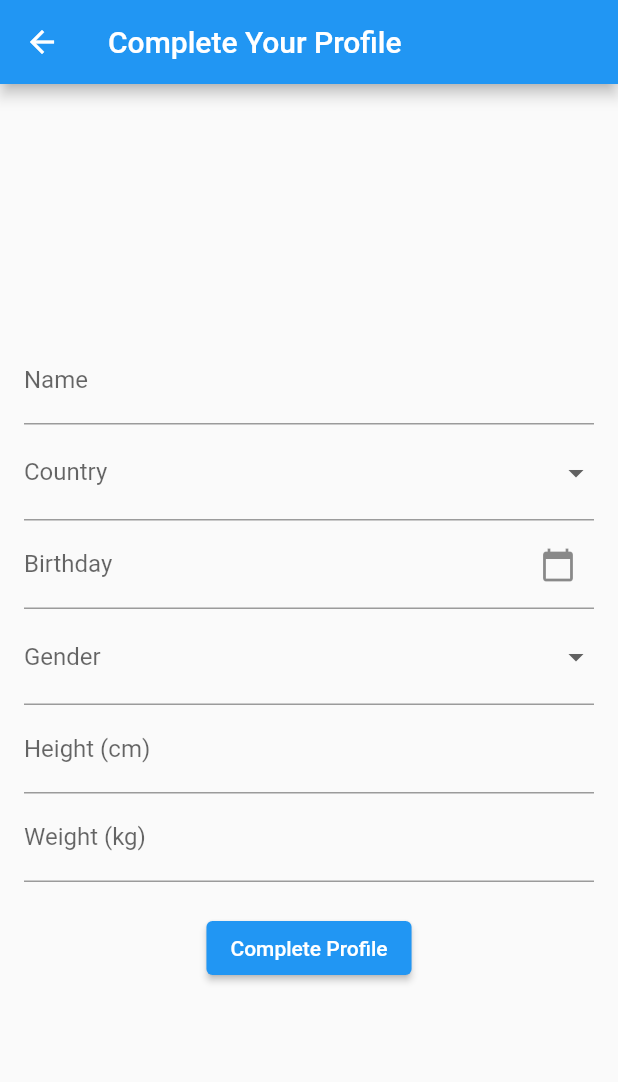
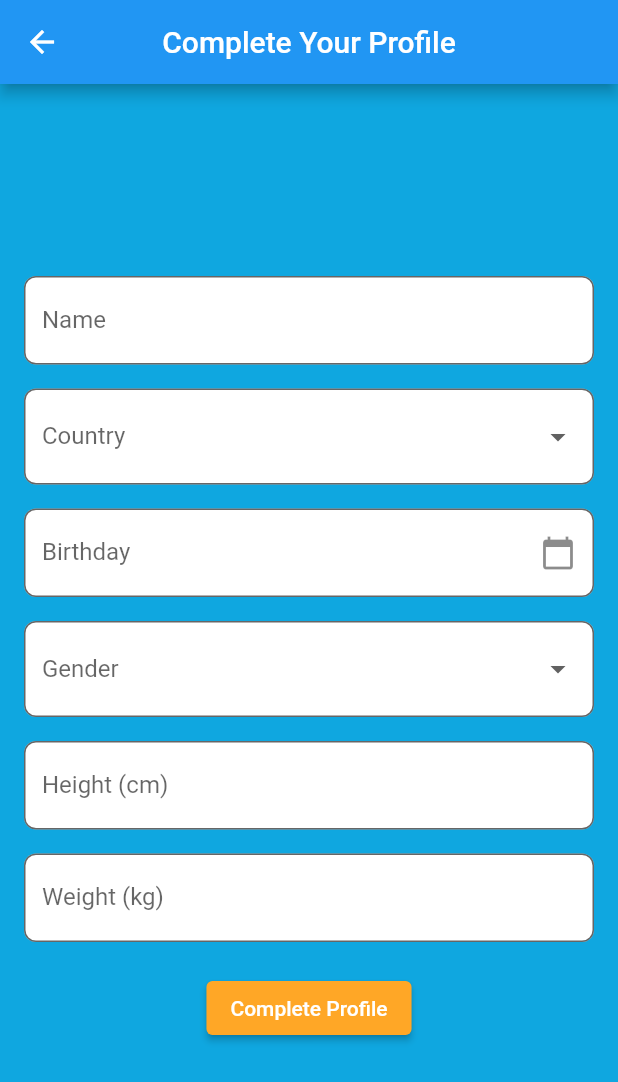
Before and after one commit to CSCI4100U/mobile-group-project-2023-kagmj, a Flutter app: the ProfileSetupScreen screen opened by its route, on a phone screen of 412 x 824 dp. Shown: the top 1082 px of the screen. Run offline on Flutter 3.47's test engine with Material 2 defaults, Android fonts, the phone set to English and light mode, and no system bars; our stand-ins replace cloud_firestore, firebase_auth, firebase_core, firebase_messaging, flutter_local_notifications, shared_preferences and 1 more; accounts and stored records are empty.

Commit message:
centered appbar content

```diff
--- a/lib/create_log.dart
+++ b/lib/create_log.dart
@@ -92,6 +92,7 @@ class _CreateLogScreenState extends State<CreateLogScreen> {
       appBar: AppBar(
         title: const Text('Create Log'),
         automaticallyImplyLeading: false,
+        centerTitle: true,
       ),
       body: Padding(
         padding: const EdgeInsets.all(16.0),
--- a/lib/home_screen.dart
+++ b/lib/home_screen.dart
@@ -133,7 +133,7 @@ class _HomeScreenState extends State<HomeScreen> {
     return <Widget>[
       _buildHomeScreen(),
       const Scaffold(body: CreateLogScreen()),
-      Scaffold(body: ProfileScreen()),
+      const Scaffold(body: ProfileScreen()),
     ];
   }
 
@@ -141,7 +141,7 @@ class _HomeScreenState extends State<HomeScreen> {
   Widget build(BuildContext context) {
     final widgetOptions = _buildWidgetOptions();
     return Scaffold(
-      appBar: _selectedIndex == 0 ? AppBar(title: const Text("Home"), automaticallyImplyLeading: false,) : null,
+      appBar: _selectedIndex == 0 ? AppBar(title: const Text("Home"), automaticallyImplyLeading: false, centerTitle: true,) : null,
       body: Center(
         child: widgetOptions.elementAt(_selectedIndex),
       ),
--- a/lib/main.dart
+++ b/lib/main.dart
@@ -51,9 +51,9 @@ class MyApp extends StatelessWidget {
       ),
       // Define routes to different screens
       routes: {
-        '/': (context) => LoginScreen(),
+        '/': (context) => const LoginScreen(),
         '/home': (context) => const HomeScreen(),
-        '/profileSetup': (context) => ProfileSetupScreen(),
+        '/profileSetup': (context) => const ProfileSetupScreen(),
       },
       // If user is already logged in, go to home page, if not, go to login
       initialRoute: isLoggedIn ? '/home' : '/',
--- a/lib/profile.dart
+++ b/lib/profile.dart
@@ -49,6 +49,7 @@ class _ProfileScreenState extends State<ProfileScreen> {
       appBar: AppBar(
         title: const Text("Profile"),
         automaticallyImplyLeading: false,
+        centerTitle: true,
         actions: <Widget>[
           IconButton(
             icon: const Icon(Icons.settings),
--- a/lib/profile_setup.dart
+++ b/lib/profile_setup.dart
@@ -65,7 +65,11 @@ class _ProfileSetupScreenState extends State<ProfileSetupScreen> {
   @override
   Widget build(BuildContext context) {
     return Scaffold(
-      appBar: AppBar(title: const Text('Complete Your Profile')),
+      backgroundColor: const Color(0xFF0FA7E0),
+      appBar: AppBar(
+          title: const Text('Complete Your Profile'),
+        centerTitle: true,
+      ),
       body: Center(
         child: SingleChildScrollView(
           child: Padding(
@@ -77,8 +81,15 @@ class _ProfileSetupScreenState extends State<ProfileSetupScreen> {
                 children: <Widget>[
                   TextFormField(
                     controller: _nameController,
-                    decoration: const InputDecoration(
+                    decoration: InputDecoration(
                       labelText: 'Name',
+                      floatingLabelBehavior: FloatingLabelBehavior.never,
+                      filled: true,
+                      fillColor: Colors.white,
+                      border: OutlineInputBorder(
+                        borderSide: const BorderSide(color: Colors.white),
+                        borderRadius: BorderRadius.circular(8.0),
+                      ),
                     ),
                     validator: (value) {
                       if (value == null || value.trim().isEmpty) {
@@ -87,8 +98,18 @@ class _ProfileSetupScreenState extends State<ProfileSetupScreen> {
                       return null;
                     },
                   ),
+                  const SizedBox(height: 16),
                   DropdownButtonFormField(
-                    decoration: const InputDecoration(labelText: 'Country'),
+                    decoration: InputDecoration(
+                        labelText: 'Country',
+                      floatingLabelBehavior: FloatingLabelBehavior.never,
+                      filled: true,
+                      fillColor: Colors.white,
+                      border: OutlineInputBorder(
+                        borderSide: const BorderSide(color: Colors.white),
+                        borderRadius: BorderRadius.circular(8.0),
+                      ),
+                    ),
                     value: _selectedCountry,
                     onChanged: (String? newValue) {
                       setState(() {
@@ -103,10 +124,18 @@ class _ProfileSetupScreenState extends State<ProfileSetupScreen> {
                     }).toList(),
                     validator: (value) => value == null ? 'Please select a country' : null,
                   ),
+                  const SizedBox(height: 16),
                   TextFormField(
                     controller: _birthdayController,
                     decoration: InputDecoration(
                         labelText: 'Birthday',
+                        floatingLabelBehavior: FloatingLabelBehavior.never,
+                        filled: true,
+                        fillColor: Colors.white,
+                        border: OutlineInputBorder(
+                          borderSide: const BorderSide(color: Colors.white),
+                          borderRadius: BorderRadius.circular(8.0),
+                        ),
                         suffixIcon: IconButton(
                           icon: const Icon(Icons.calendar_today),
                           onPressed: () async {
@@ -131,8 +160,18 @@ class _ProfileSetupScreenState extends State<ProfileSetupScreen> {
                       return null;
                     },
                   ),
+                  const SizedBox(height: 16),
                   DropdownButtonFormField(
-                    decoration: const InputDecoration(labelText: 'Gender'),
+                    decoration: InputDecoration(
+                        labelText: 'Gender',
+                      floatingLabelBehavior: FloatingLabelBehavior.never,
+                      filled: true,
+                      fillColor: Colors.white,
+                      border: OutlineInputBorder(
+                        borderSide: const BorderSide(color: Colors.white),
+                        borderRadius: BorderRadius.circular(8.0),
+                      ),
+                    ),
                     value: _selectedGender,
                     onChanged: (String? newValue) {
                       setState(() {
@@ -147,10 +186,18 @@ class _ProfileSetupScreenState extends State<ProfileSetupScreen> {
                     }).toList(),
                     validator: (value) => value == null ? 'Please select your gender' : null,
                   ),
+                  const SizedBox(height: 16),
                   TextFormField(
                     controller: _heightController,
-                    decoration: const InputDecoration(
+                    decoration: InputDecoration(
                       labelText: 'Height (cm)',
+                      floatingLabelBehavior: FloatingLabelBehavior.never,
+                      filled: true,
+                      fillColor: Colors.white,
+                      border: OutlineInputBorder(
+                        borderSide: const BorderSide(color: Colors.white),
+                        borderRadius: BorderRadius.circular(8.0),
+                      ),
                     ),
                     validator: (value) {
                       if (value == null || value.trim().isEmpty) {
@@ -159,10 +206,18 @@ class _ProfileSetupScreenState extends State<ProfileSetupScreen> {
                       return null;
                     },
                   ),
+                  const SizedBox(height: 16),
                   TextFormField(
                     controller: _weightController,
-                    decoration: const InputDecoration(
+                    decoration: InputDecoration(
                       labelText: 'Weight (kg)',
+                      floatingLabelBehavior: FloatingLabelBehavior.never,
+                      filled: true,
+                      fillColor: Colors.white,
+                      border: OutlineInputBorder(
+                        borderSide: const BorderSide(color: Colors.white),
+                        borderRadius: BorderRadius.circular(8.0),
+                      ),
                     ),
                     validator: (value) {
                       if (value == null || value.trim().isEmpty) {
@@ -174,6 +229,10 @@ class _ProfileSetupScreenState extends State<ProfileSetupScreen> {
                   const SizedBox(height: 20),
                   ElevatedButton(
                     onPressed: _completeProfileSetup,
+                    style: ElevatedButton.styleFrom(
+                      foregroundColor: Colors.white,
+                      backgroundColor: const Color(0xFFFFA726), // Text color
+                    ),
                     child: const Text('Complete Profile'),
                   ),
                 ],
```
Also changed, not shown: 1 other file.
